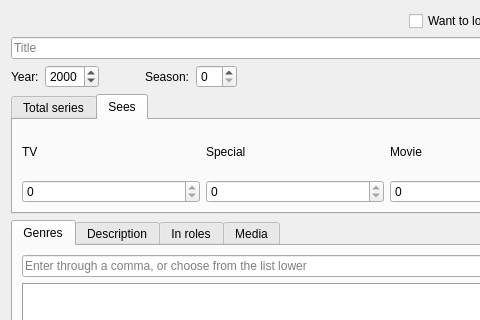
Before: the Qt Designer form dialogadddorama.ui in LibertaSoft/DatabaseAnime, drawn with Qt 5; both pictures show x 0 to 480 and y 0 to 320 of the 871 by 597 pixel window.
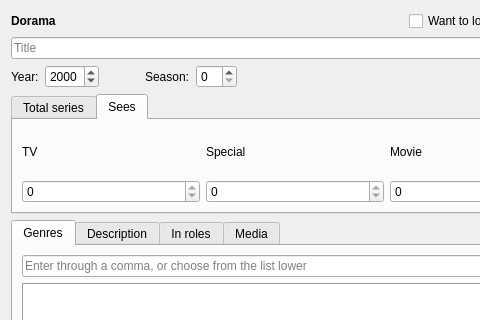
After: the same form once the commit is applied. Icons and pictures are not drawn. Custom widgets are drawn as their Qt base class.

Diff of the .ui file:
```diff
--- a/dialogadddorama.ui
+++ b/dialogadddorama.ui
@@ -26,6 +26,19 @@
        </property>
        <item>
         <layout class="QHBoxLayout" name="HLay_1">
+         <item>
+          <widget class="QLabel" name="label">
+           <property name="font">
+            <font>
+             <weight>75</weight>
+             <bold>true</bold>
+            </font>
+           </property>
+           <property name="text">
+            <string>Dorama</string>
+           </property>
+          </widget>
+         </item>
          <item>
           <spacer name="HSpacer_0">
            <property name="orientation">
```
